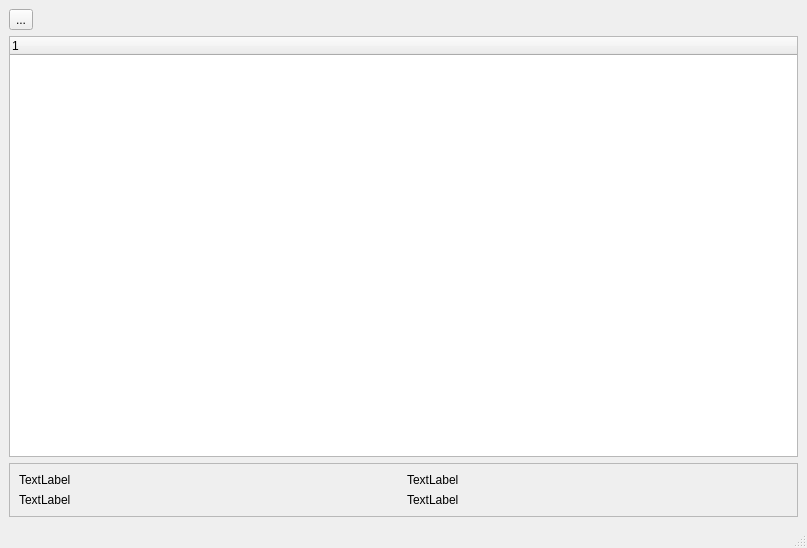
This is lv2UI/mainwindow.ui in manu88/lilvTest as Qt 5 draws it before an edit. The edited form follows.
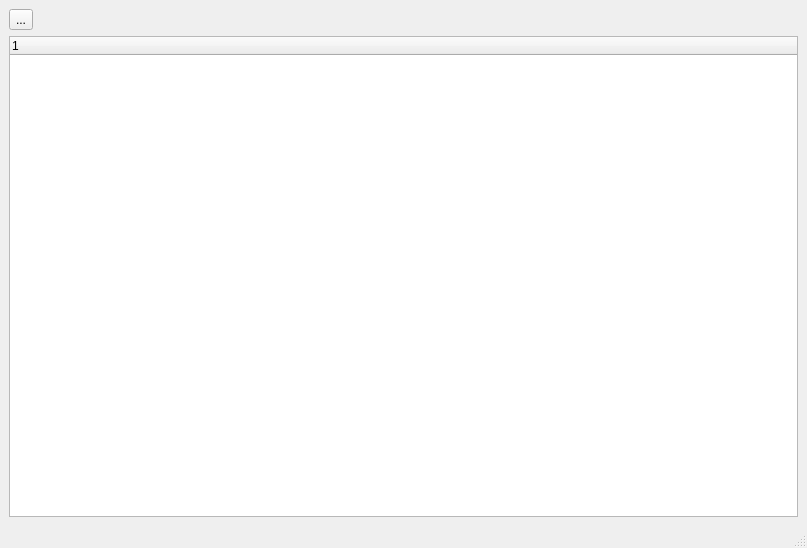
This is the edited form. Icons and pictures are not drawn.

Diff of the .ui file:
```diff
--- a/lv2UI/mainwindow.ui
+++ b/lv2UI/mainwindow.ui
@@ -15,15 +15,6 @@
   </property>
   <widget class="QWidget" name="centralwidget">
    <layout class="QGridLayout" name="gridLayout">
-    <item row="1" column="0">
-     <widget class="QTreeWidget" name="treeWidget">
-      <column>
-       <property name="text">
-        <string notr="true">1</string>
-       </property>
-      </column>
-     </widget>
-    </item>
     <item row="0" column="0">
      <widget class="QToolButton" name="refreshButton">
       <property name="statusTip">
@@ -37,44 +28,13 @@
       </property>
      </widget>
     </item>
-    <item row="2" column="0">
-     <widget class="QFrame" name="frame">
-      <property name="frameShape">
-       <enum>QFrame::Shape::StyledPanel</enum>
-      </property>
-      <property name="frameShadow">
-       <enum>QFrame::Shadow::Raised</enum>
-      </property>
-      <layout class="QGridLayout" name="gridLayout_3">
-       <item row="0" column="0">
-        <widget class="QLabel" name="label">
-         <property name="text">
-          <string>TextLabel</string>
-         </property>
-        </widget>
-       </item>
-       <item row="2" column="0">
-        <widget class="QLabel" name="label_2">
-         <property name="text">
-          <string>TextLabel</string>
-         </property>
-        </widget>
-       </item>
-       <item row="0" column="1">
-        <widget class="QLabel" name="label_3">
-         <property name="text">
-          <string>TextLabel</string>
-         </property>
-        </widget>
-       </item>
-       <item row="2" column="1">
-        <widget class="QLabel" name="label_4">
-         <property name="text">
-          <string>TextLabel</string>
-         </property>
-        </widget>
-       </item>
-      </layout>
+    <item row="1" column="0">
+     <widget class="QTreeWidget" name="treeWidget">
+      <column>
+       <property name="text">
+        <string notr="true">1</string>
+       </property>
+      </column>
      </widget>
     </item>
    </layout>
```
